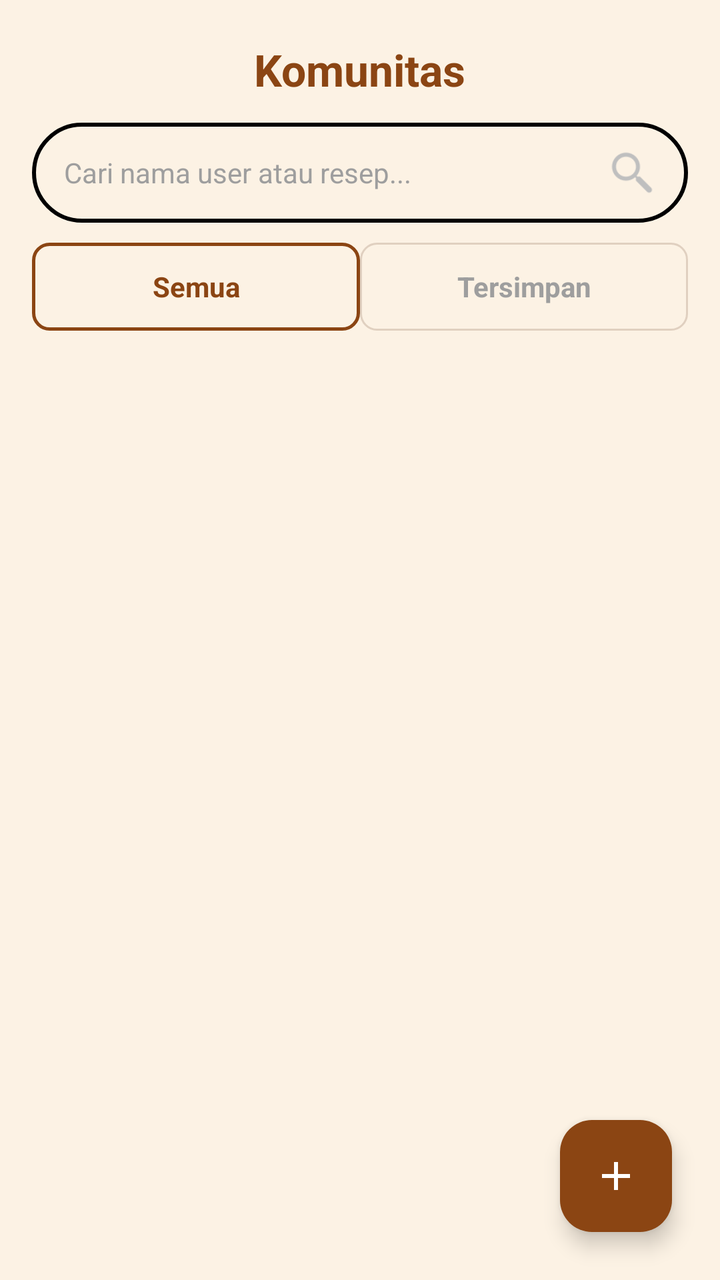
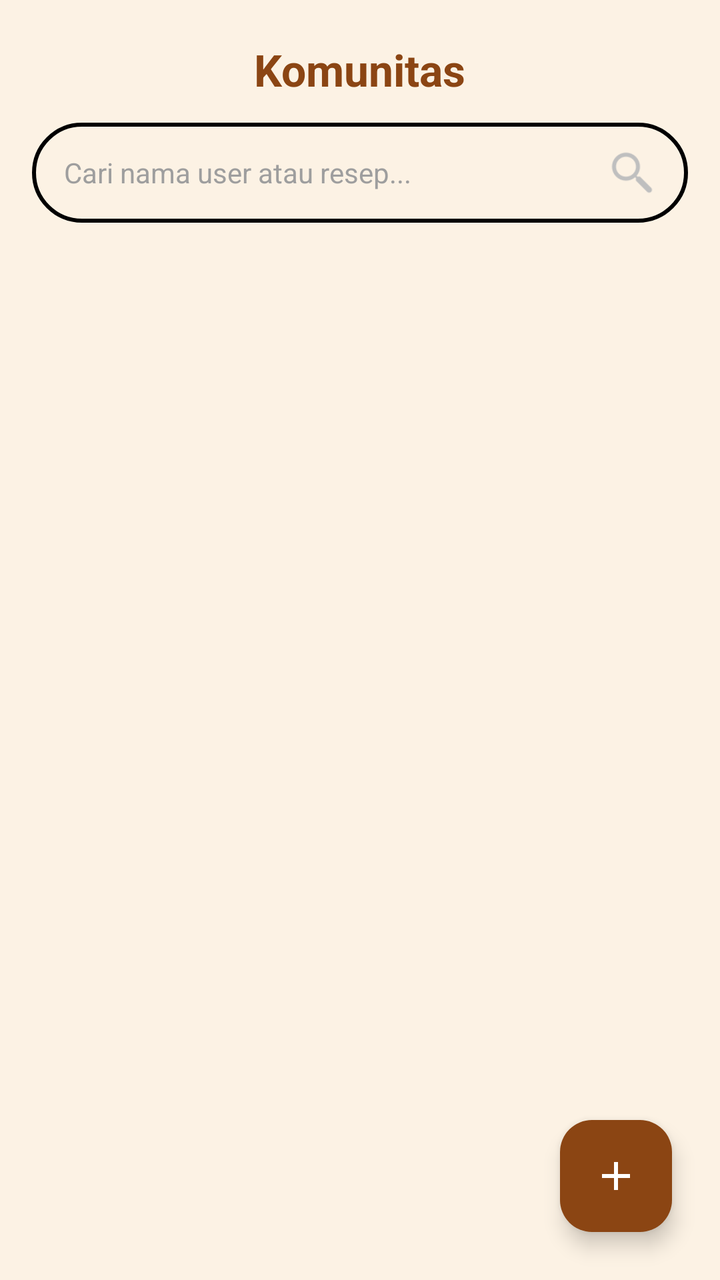

Compare the two renders of this Android layout. The source of the first and the diff that turns it into the second are given below.
<!-- AndroidManifest.xml: application theme Theme.Food_Recipe_App -->
<!-- res/layout/fragment_komun.xml -->
<?xml version="1.0" encoding="utf-8"?>
<androidx.constraintlayout.widget.ConstraintLayout
    xmlns:android="http://schemas.android.com/apk/res/android"
    xmlns:app="http://schemas.android.com/apk/res-auto"
    android:layout_width="match_parent"
    android:layout_height="match_parent"
    android:background="#fcf2e4">

    
    <TextView
        android:id="@+id/txtJudulKomunitas"
        android:layout_width="wrap_content"
        android:layout_height="wrap_content"
        android:text="Komunitas"
        android:textSize="22sp"
        android:textStyle="bold"
        android:textColor="#8B4513"
        android:layout_marginTop="20dp"
        app:layout_constraintTop_toTopOf="parent"
        app:layout_constraintStart_toStartOf="parent"
        app:layout_constraintEnd_toEndOf="parent"/>

    
    <LinearLayout
        android:id="@+id/layoutSearchKomunitas"
        android:layout_width="match_parent"
        android:layout_height="50dp"
        android:orientation="horizontal"
        android:paddingHorizontal="16dp"
        android:background="@drawable/bg_search"
        android:gravity="center_vertical"
        android:layout_marginHorizontal="16dp"
        android:layout_marginTop="12dp"
        app:layout_constraintTop_toBottomOf="@+id/txtJudulKomunitas"
        app:layout_constraintStart_toStartOf="parent"
        app:layout_constraintEnd_toEndOf="parent">

        <EditText
            android:id="@+id/editSearchKomunitas"
            android:layout_width="0dp"
            android:layout_height="wrap_content"
            android:layout_weight="1"
            android:background="@android:color/transparent"
            android:hint="Cari nama user atau resep..."
            android:textColorHint="#9E9E9E"
            android:textColor="@color/black"
            android:textSize="14sp"
            android:minHeight="48dp"
            android:imeOptions="actionSearch"
            android:inputType="text"/>

        <ImageView
            android:layout_width="24dp"
            android:layout_height="24dp"
            android:src="@drawable/search"
            android:scaleType="fitCenter"/>

    </LinearLayout>

    
    <LinearLayout
        android:id="@+id/layoutTab"
        android:layout_width="match_parent"
        android:layout_height="44dp"
        android:orientation="horizontal"
        android:layout_marginHorizontal="16dp"
        android:layout_marginTop="10dp"
        app:layout_constraintTop_toBottomOf="@+id/layoutSearchKomunitas"
        app:layout_constraintStart_toStartOf="parent"
        app:layout_constraintEnd_toEndOf="parent">

        
        <TextView
            android:id="@+id/tabSemua"
            android:layout_width="0dp"
            android:layout_height="match_parent"
            android:layout_weight="1"
            android:text="Semua"
            android:textSize="14sp"
            android:textStyle="bold"
            android:textColor="#8B4513"
            android:gravity="center"
            android:background="@drawable/bg_tab_active"
            android:clickable="true"
            android:focusable="true"/>

        
        <TextView
            android:id="@+id/tabTersimpan"
            android:layout_width="0dp"
            android:layout_height="match_parent"
            android:layout_weight="1"
            android:text="Tersimpan"
            android:textSize="14sp"
            android:textStyle="bold"
            android:textColor="#9E9E9E"
            android:gravity="center"
            android:background="@drawable/bg_tab_inactive"
            android:clickable="true"
            android:focusable="true"/>

    </LinearLayout>

    
    <androidx.recyclerview.widget.RecyclerView
        android:id="@+id/recyclerKomunitas"
        android:layout_width="match_parent"
        android:layout_height="0dp"
        android:layout_marginTop="4dp"
        android:clipToPadding="false"
        android:paddingBottom="80dp"
        app:layout_constraintTop_toBottomOf="@+id/layoutTab"
        app:layout_constraintBottom_toBottomOf="parent"
        app:layout_constraintStart_toStartOf="parent"
        app:layout_constraintEnd_toEndOf="parent"/>

    
    <TextView
        android:id="@+id/txtEmptyKomunitas"
        android:layout_width="wrap_content"
        android:layout_height="wrap_content"
        android:text="Tidak ada postingan ditemukan"
        android:textSize="14sp"
        android:textColor="#9E9E9E"
        android:visibility="gone"
        app:layout_constraintTop_toTopOf="parent"
        app:layout_constraintBottom_toBottomOf="parent"
        app:layout_constraintStart_toStartOf="parent"
        app:layout_constraintEnd_toEndOf="parent"/>

    
    <com.google.android.material.floatingactionbutton.FloatingActionButton
        android:id="@+id/fabTambahPostingan"
        android:layout_width="wrap_content"
        android:layout_height="wrap_content"
        android:layout_margin="24dp"
        android:src="@drawable/ic_add"
        android:contentDescription="Tambah Postingan"
        app:backgroundTint="#8B4513"
        app:tint="@color/white"
        app:layout_constraintBottom_toBottomOf="parent"
        app:layout_constraintEnd_toEndOf="parent"/>

</androidx.constraintlayout.widget.ConstraintLayout>
<!-- resources referenced by this layout -->
<resources>
  <color name="black">#FF000000</color>
  <color name="white">#FFFFFFFF</color>
  <!-- drawable bg_search (drawable) -->
  <shape xmlns:android="http://schemas.android.com/apk/res/android"
      android:shape="rectangle">
      <solid android:color="#fcf2e4" />
      <stroke android:width="2dp" android:color="#000000" />
      <corners android:radius="30dp" />
  </shape>
  <!-- drawable bg_tab_active (drawable) -->
  <?xml version="1.0" encoding="utf-8"?>
  <shape xmlns:android="http://schemas.android.com/apk/res/android"
      android:shape="rectangle">
      <solid android:color="#FCF2E4"/>
      <stroke android:width="1.5dp" android:color="#8B4513"/>
      <corners android:radius="8dp"/>
  </shape>
  <!-- drawable bg_tab_inactive (drawable) -->
  <?xml version="1.0" encoding="utf-8"?>
  <shape xmlns:android="http://schemas.android.com/apk/res/android"
      android:shape="rectangle">
      <solid android:color="#FCF2E4"/>
      <stroke android:width="1dp" android:color="#E0D0C0"/>
      <corners android:radius="8dp"/>
  </shape>
  <!-- drawable ic_add (drawable) -->
  <?xml version="1.0" encoding="utf-8"?>
  <vector xmlns:android="http://schemas.android.com/apk/res/android"
      android:width="24dp"
      android:height="24dp"
      android:viewportWidth="24"
      android:viewportHeight="24">
      <path
          android:fillColor="#FFFFFF"
          android:pathData="M19,13H13V19H11V13H5V11H11V5H13V11H19V13Z"/>
  </vector>
  <!-- drawable search: png bitmap (drawable, 992 bytes) -->
  <style name="Theme.Food_Recipe_App" parent="Base.Theme.Food_Recipe_App" />
  <style name="Base.Theme.Food_Recipe_App" parent="Theme.Material3.DayNight.NoActionBar">
          
          
      </style>
</resources>

<!-- the commit's change to res/layout/fragment_komun.xml (unified diff, before → after) -->
@@ -57,49 +57,6 @@
 
     </LinearLayout>
 
-    
-    <LinearLayout
-        android:id="@+id/layoutTab"
-        android:layout_width="match_parent"
-        android:layout_height="44dp"
-        android:orientation="horizontal"
-        android:layout_marginHorizontal="16dp"
-        android:layout_marginTop="10dp"
-        app:layout_constraintTop_toBottomOf="@+id/layoutSearchKomunitas"
-        app:layout_constraintStart_toStartOf="parent"
-        app:layout_constraintEnd_toEndOf="parent">
-
-        
-        <TextView
-            android:id="@+id/tabSemua"
-            android:layout_width="0dp"
-            android:layout_height="match_parent"
-            android:layout_weight="1"
-            android:text="Semua"
-            android:textSize="14sp"
-            android:textStyle="bold"
-            android:textColor="#8B4513"
-            android:gravity="center"
-            android:background="@drawable/bg_tab_active"
-            android:clickable="true"
-            android:focusable="true"/>
-
-        
-        <TextView
-            android:id="@+id/tabTersimpan"
-            android:layout_width="0dp"
-            android:layout_height="match_parent"
-            android:layout_weight="1"
-            android:text="Tersimpan"
-            android:textSize="14sp"
-            android:textStyle="bold"
-            android:textColor="#9E9E9E"
-            android:gravity="center"
-            android:background="@drawable/bg_tab_inactive"
-            android:clickable="true"
-            android:focusable="true"/>
-
-    </LinearLayout>
 
     
     <androidx.recyclerview.widget.RecyclerView
@@ -109,7 +66,7 @@
         android:layout_marginTop="4dp"
         android:clipToPadding="false"
         android:paddingBottom="80dp"
-        app:layout_constraintTop_toBottomOf="@+id/layoutTab"
+        app:layout_constraintTop_toBottomOf="@+id/layoutSearchKomunitas"
         app:layout_constraintBottom_toBottomOf="parent"
         app:layout_constraintStart_toStartOf="parent"
         app:layout_constraintEnd_toEndOf="parent"/>
@@ -134,11 +91,11 @@
         android:layout_width="wrap_content"
         android:layout_height="wrap_content"
         android:layout_margin="24dp"
+        android:contentDescription="Tambah Postingan"
         android:src="@drawable/ic_add"
-        android:contentDescription="Tambah Postingan"
         app:backgroundTint="#8B4513"
-        app:tint="@color/white"
         app:layout_constraintBottom_toBottomOf="parent"
-        app:layout_constraintEnd_toEndOf="parent"/>
+        app:layout_constraintEnd_toEndOf="parent"
+        app:tint="@color/white" />
 
 </androidx.constraintlayout.widget.ConstraintLayout>
<!-- resource entries referenced after the edit -->
@@ -8,22 +8,6 @@
       <solid android:color="#fcf2e4" />
       <stroke android:width="2dp" android:color="#000000" />
       <corners android:radius="30dp" />
-  </shape>
-  <!-- drawable bg_tab_active (drawable) -->
-  <?xml version="1.0" encoding="utf-8"?>
-  <shape xmlns:android="http://schemas.android.com/apk/res/android"
-      android:shape="rectangle">
-      <solid android:color="#FCF2E4"/>
-      <stroke android:width="1.5dp" android:color="#8B4513"/>
-      <corners android:radius="8dp"/>
-  </shape>
-  <!-- drawable bg_tab_inactive (drawable) -->
-  <?xml version="1.0" encoding="utf-8"?>
-  <shape xmlns:android="http://schemas.android.com/apk/res/android"
-      android:shape="rectangle">
-      <solid android:color="#FCF2E4"/>
-      <stroke android:width="1dp" android:color="#E0D0C0"/>
-      <corners android:radius="8dp"/>
   </shape>
   <!-- drawable ic_add (drawable) -->
   <?xml version="1.0" encoding="utf-8"?>
